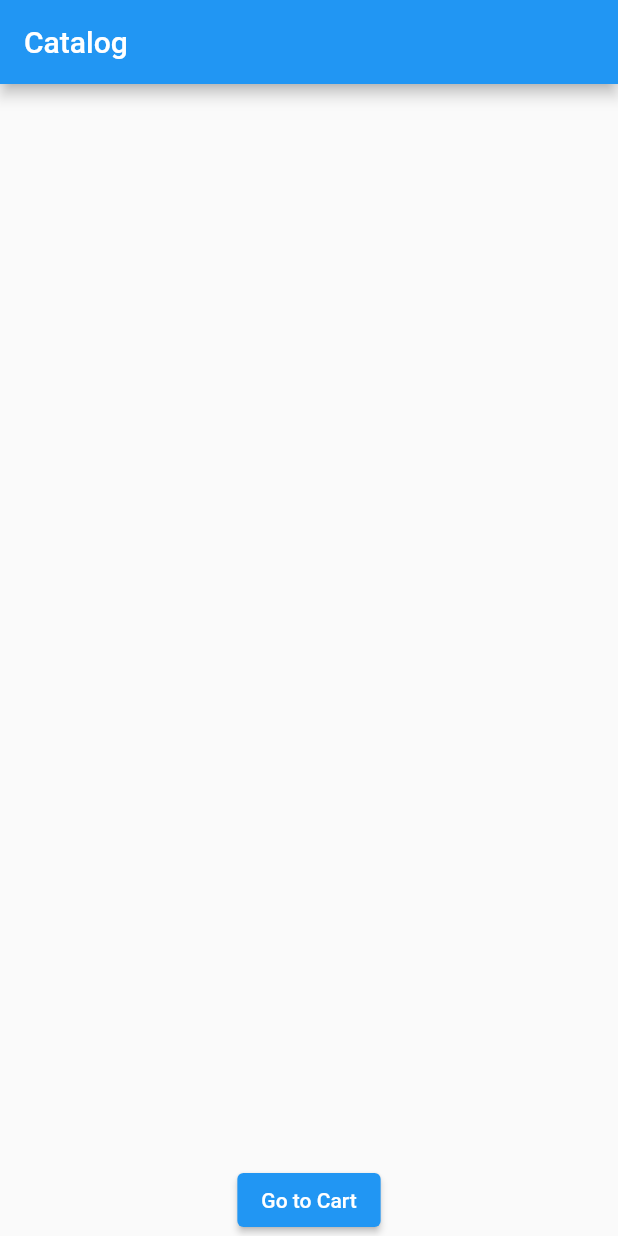
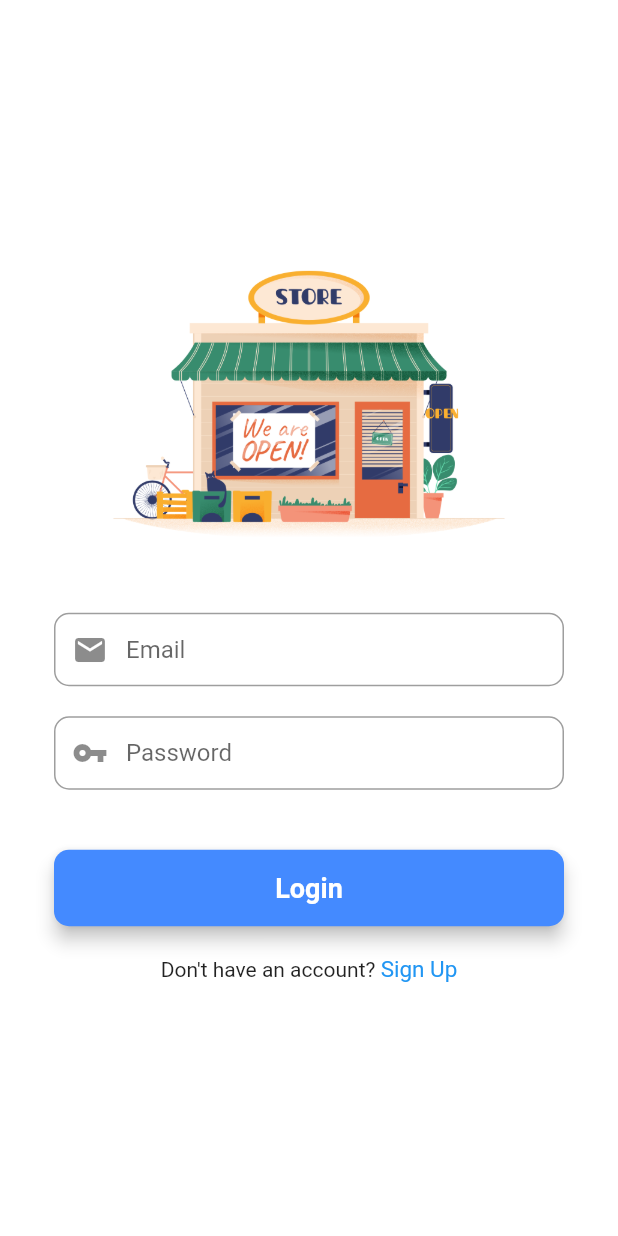
Before and after one commit to bornakpaul/flutter_cartApp_getx, a Flutter app: the screen it shows after launch, on a phone screen of 412 x 824 dp. Run offline on Flutter 3.47's test engine with Material 2 defaults, Android fonts, the light colour scheme and no system bars; our stand-ins replace cloud_firestore, firebase_auth, firebase_core, fluttertoast, get; accounts and stored records are empty.

Commit message:
new changes

```diff
--- a/lib/main.dart
+++ b/lib/main.dart
@@ -2,6 +2,7 @@ import 'package:firebase_core/firebase_core.dart';
 import 'package:flutter/material.dart';
 import 'package:get/get.dart';
 import 'package:getxcart/screens/catalog_screen.dart';
+import 'package:getxcart/screens/login_screen.dart';
 
 void main() async {
   WidgetsFlutterBinding.ensureInitialized();
@@ -18,7 +19,7 @@ class CartApp extends StatelessWidget {
       theme: ThemeData(
         primarySwatch: Colors.blue,
       ),
-      home: CatalogScreen(),
+      home: LoginScreen(),
     );
   }
 }
--- /dev/null
+++ b/lib/screens/login_screen.dart
@@ -0,0 +1,198 @@
+import 'package:firebase_auth/firebase_auth.dart';
+import 'package:flutter/material.dart';
+import 'package:fluttertoast/fluttertoast.dart';
+import 'package:getxcart/screens/catalog_screen.dart';
+import 'package:getxcart/screens/registration.dart';
+
+class LoginScreen extends StatefulWidget {
+  const LoginScreen({Key? key}) : super(key: key);
+
+  @override
+  _LoginScreenState createState() => _LoginScreenState();
+}
+
+class _LoginScreenState extends State<LoginScreen> {
+  //! form key
+  final _formkey = GlobalKey<FormState>();
+
+  //! editing controller
+  final TextEditingController emailController = new TextEditingController();
+  final TextEditingController passwordController = new TextEditingController();
+
+  //! firebase
+  final _auth = FirebaseAuth.instance;
+
+  @override
+  Widget build(BuildContext context) {
+    //! MediaQuery sizes
+    final width = MediaQuery.of(context).size.width;
+    final height = MediaQuery.of(context).size.height;
+
+    //! email field
+    final emailField = TextFormField(
+      autofocus: false,
+      controller: emailController,
+      keyboardType: TextInputType.emailAddress,
+      validator: (value) {
+        if (value!.isEmpty) {
+          return ("Please Enter Your email");
+        }
+        //! reg expression for email validation
+        if (!RegExp("^[a-zA-Z0-9+_.-]+@[a-zA-Z0-9.-]+.[a-z]").hasMatch(value)) {
+          return ("Please Enter a valid email");
+        }
+        return null;
+      },
+      onSaved: (value) {
+        emailController.text = value!;
+      },
+      textInputAction: TextInputAction.next,
+      decoration: InputDecoration(
+        prefixIcon: Icon(Icons.mail),
+        contentPadding: EdgeInsets.symmetric(vertical: 15, horizontal: 20),
+        hintText: "Email",
+        border: OutlineInputBorder(
+          borderRadius: BorderRadius.circular(10),
+        ),
+      ),
+    );
+
+    //! password field
+    final passwordField = TextFormField(
+      autofocus: false,
+      controller: passwordController,
+      obscureText: true,
+      validator: (value) {
+        RegExp regex = new RegExp(r'^.{6,}$');
+        if (value!.isEmpty) {
+          return ("Password is required for login");
+        }
+        if (!regex.hasMatch(value)) {
+          return ("Enter valid password(min. 6 char)");
+        }
+      },
+      onSaved: (value) {
+        passwordController.text = value!;
+      },
+      textInputAction: TextInputAction.done,
+      decoration: InputDecoration(
+        prefixIcon: Icon(Icons.vpn_key),
+        contentPadding: EdgeInsets.symmetric(vertical: 15, horizontal: 20),
+        hintText: "Password",
+        border: OutlineInputBorder(
+          borderRadius: BorderRadius.circular(10),
+        ),
+      ),
+    );
+
+    //! BUTTON
+    final loginButton = Material(
+      elevation: 5,
+      borderRadius: BorderRadius.circular(10.0),
+      color: Colors.blueAccent,
+      child: MaterialButton(
+        padding: EdgeInsets.symmetric(vertical: 15, horizontal: 20),
+        minWidth: width,
+        onPressed: () {
+          signIn(
+            emailController.text,
+            passwordController.text,
+          );
+        },
+        child: Text(
+          "Login",
+          textAlign: TextAlign.center,
+          style: TextStyle(
+            color: Colors.white,
+            fontSize: 18,
+            fontWeight: FontWeight.bold,
+          ),
+        ),
+      ),
+    );
+
+    return Scaffold(
+      backgroundColor: Colors.white,
+      body: Center(
+        child: SingleChildScrollView(
+          child: Container(
+            color: Colors.white,
+            child: Padding(
+              padding: const EdgeInsets.all(36.0),
+              child: Form(
+                key: _formkey,
+                child: Column(
+                  mainAxisAlignment: MainAxisAlignment.center,
+                  crossAxisAlignment: CrossAxisAlignment.center,
+                  children: [
+                    SizedBox(
+                      height: 200,
+                      child: Image.asset(
+                        "assets/images/store.png",
+                        fit: BoxFit.contain,
+                      ),
+                    ),
+                    SizedBox(
+                      height: 40,
+                    ),
+                    emailField,
+                    SizedBox(
+                      height: 20,
+                    ),
+                    passwordField,
+                    SizedBox(
+                      height: 40,
+                    ),
+                    loginButton,
+                    SizedBox(
+                      height: 20,
+                    ),
+                    Row(
+                      mainAxisAlignment: MainAxisAlignment.center,
+                      children: [
+                        Text('Don\'t have an account? '),
+                        GestureDetector(
+                          onTap: () {
+                            Navigator.push(
+                                context,
+                                MaterialPageRoute(
+                                    builder: (context) =>
+                                        RegistrationScreen()));
+                          },
+                          child: Text(
+                            'Sign Up',
+                            style: TextStyle(
+                              color: Colors.blue,
+                              fontWeight: FontWeight.w400,
+                              fontSize: 15,
+                            ),
+                          ),
+                        )
+                      ],
+                    )
+                  ],
+                ),
+              ),
+            ),
+          ),
+        ),
+      ),
+    );
+  }
+
+  //! login function
+  void signIn(String email, String password) async {
+    if (_formkey.currentState!.validate()) {
+      await _auth
+          .signInWithEmailAndPassword(email: email, password: password)
+          .then((uid) => {
+                Fluttertoast.showToast(msg: "Login Successful"),
+                Navigator.of(context).pushReplacement(
+                    MaterialPageRoute(builder: (context) => CatalogScreen())),
+              })
+          .catchError((e) {
+        Fluttertoast.showToast(msg: e!.message);
+      });
+    }
+  }
+}
--- a/pubspec.yaml
+++ b/pubspec.yaml
@@ -33,6 +33,8 @@ dependencies:
   get: ^4.3.8
   cloud_firestore: ^2.4.0
   firebase_core: ^1.4.0
+  firebase_auth: ^3.0.0
+  fluttertoast: ^8.0.8
 
 dev_dependencies:
 
@@ -55,8 +57,8 @@ flutter:
   # the material Icons class.
   uses-material-design: true
   # To add assets to your application, add an assets section, like this:
-  # assets:
-  #   - images/a_dot_burr.jpeg
+  assets:
+    - assets/images/
   #   - images/a_dot_ham.jpeg
   # An image asset can refer to one or more resolution-specific "variants", see
   # https://flutter.dev/assets-and-images/#resolution-aware.
```
Also changed, not shown: lib/screens/registration.dart (added, +334 -0 lines), assets/images/store.png (added), pubspec.lock, 2 other files.
